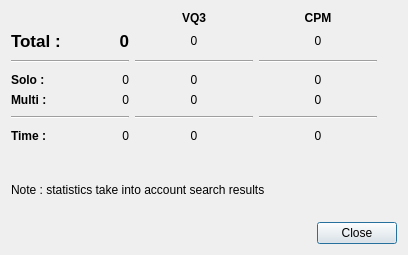
First picture: the form in src/statisticsdialog.ui, repository sousix/QDM68, before the edit.
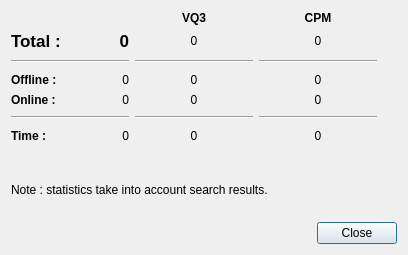
Second picture: the form after the edit.

The edit to the form file:
```diff
--- a/src/statisticsdialog.ui
+++ b/src/statisticsdialog.ui
@@ -73,7 +73,7 @@
             <string/>
            </property>
            <property name="text">
-            <string>Solo :</string>
+            <string>Offline :</string>
            </property>
            <property name="alignment">
             <set>Qt::AlignLeading|Qt::AlignLeft|Qt::AlignVCenter</set>
@@ -134,7 +134,7 @@
             <string/>
            </property>
            <property name="text">
-            <string>Multi :</string>
+            <string>Online :</string>
            </property>
            <property name="alignment">
             <set>Qt::AlignLeading|Qt::AlignLeft|Qt::AlignVCenter</set>
@@ -394,7 +394,7 @@
      <item>
       <widget class="QLabel" name="labelInfoSearch">
        <property name="text">
-        <string>Note : statistics take into account search results</string>
+        <string>Note : statistics take into account search results.</string>
        </property>
        <property name="wordWrap">
         <bool>true</bool>
```
